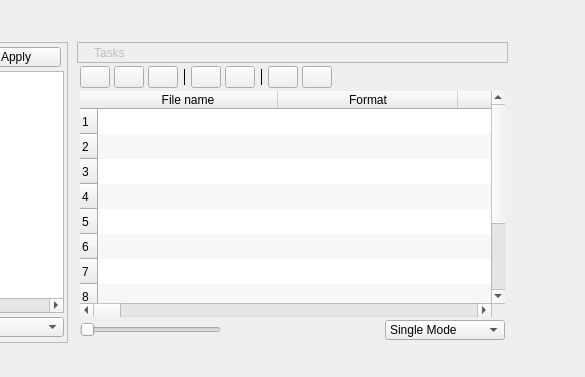
The window that app/mainwindow.ui (philstopford/cine-encoder) describes before a commit, drawn with Qt 5; both pictures show x 204 to 789 and y 0 to 377 of the 1407 by 771 pixel window.
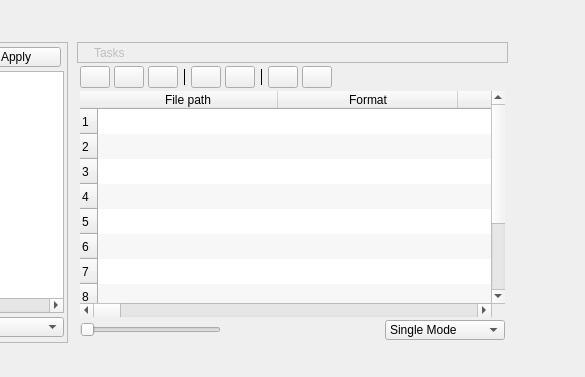
The same window after the commit. Icons and pictures are not drawn. Custom widgets are drawn as their Qt base class.

Commit message: Combine path and filename in Filename column, hide redundant Path column

```diff
--- a/app/mainwindow.ui
+++ b/app/mainwindow.ui
@@ -2677,7 +2677,7 @@
                  <row/>
                  <column>
                   <property name="text">
-                   <string>File name</string>
+                   <string>File path</string>
                   </property>
                  </column>
                  <column>
```
The commit also changes 1 other file.
